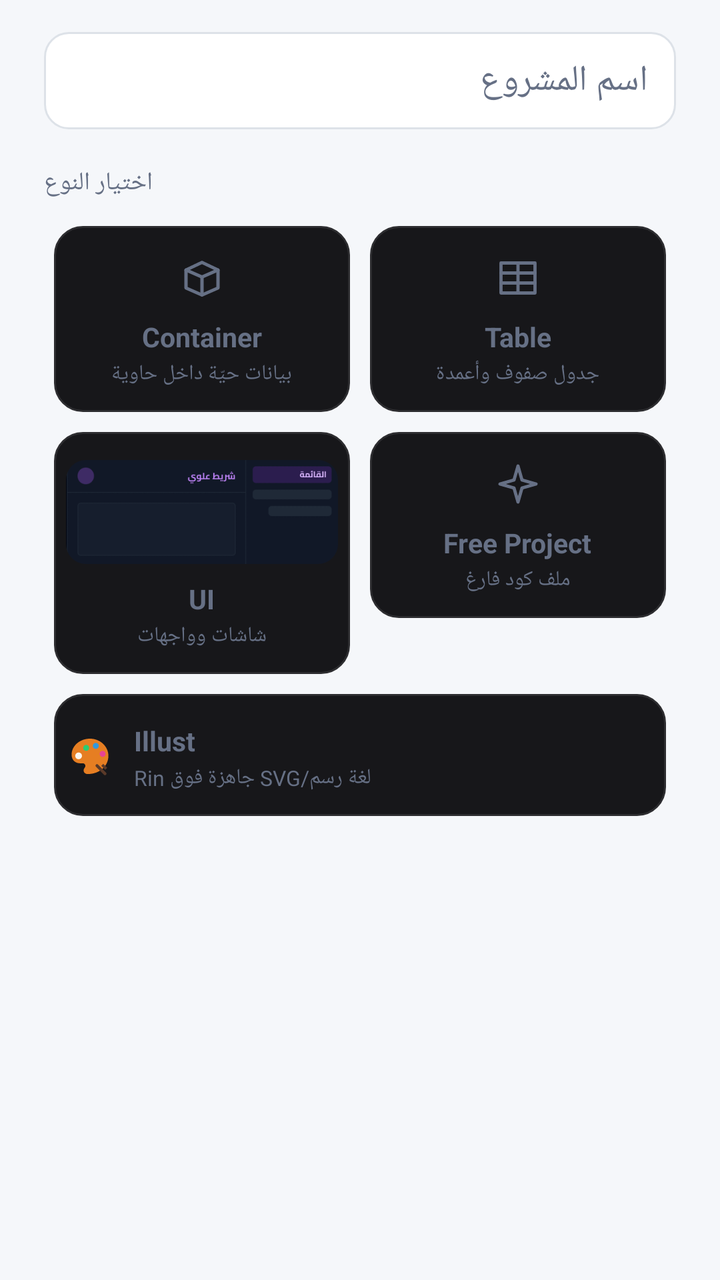
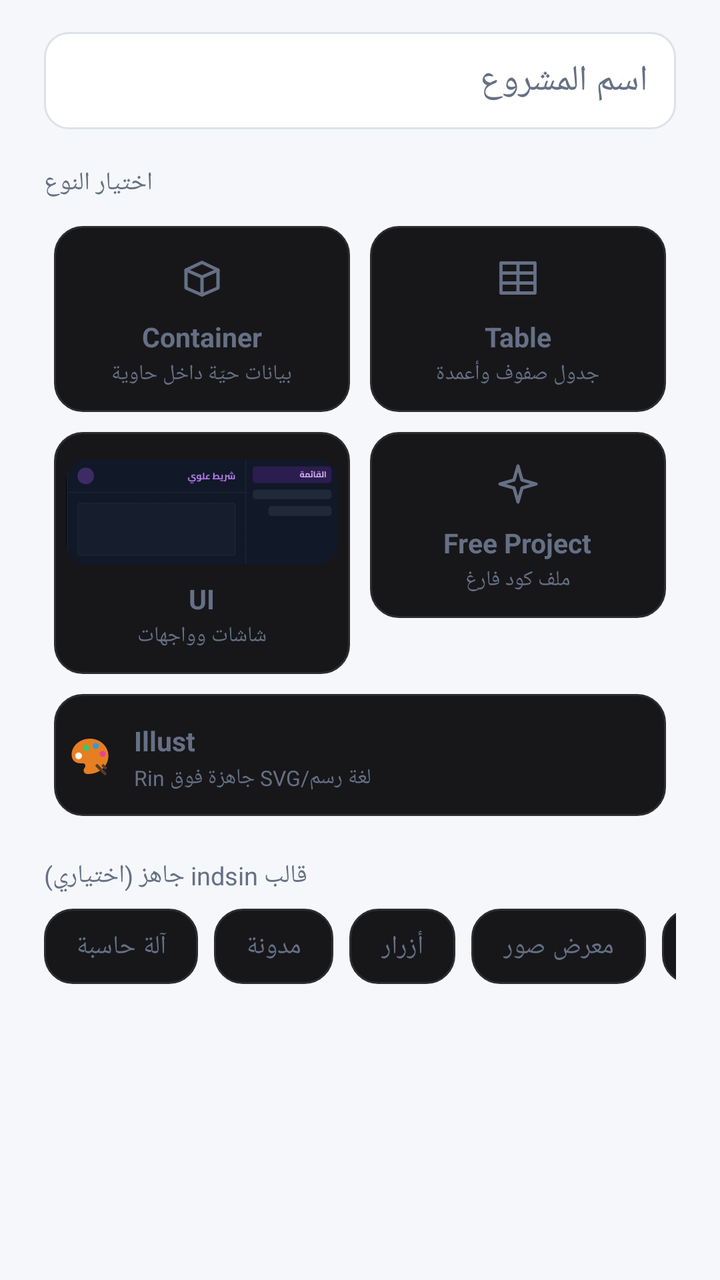

Compare the two renders of this Android layout. The source of the first and the diff that turns it into the second are given below.
<!-- AndroidManifest.xml: application theme Theme.RinLang -->
<!-- res/layout/dialog_create_project.xml -->
<?xml version="1.0" encoding="utf-8"?>
<ScrollView xmlns:android="http://schemas.android.com/apk/res/android"
    xmlns:app="http://schemas.android.com/apk/res-auto"
    android:layout_width="match_parent"
    android:layout_height="wrap_content">

    <LinearLayout
        android:layout_width="match_parent"
        android:layout_height="wrap_content"
        android:orientation="vertical"
        android:paddingStart="22dp"
        android:paddingEnd="22dp"
        android:paddingTop="16dp"
        android:paddingBottom="4dp">

        
        <EditText
            android:id="@+id/inputProjectName"
            android:layout_width="match_parent"
            android:layout_height="wrap_content"
            android:hint="@string/project_name_hint"
            android:textColor="@color/rin_on_toolbar"
            android:textColorHint="@color/rin_editor_hint"
            android:background="@drawable/bg_input_field"
            android:paddingStart="14dp"
            android:paddingEnd="14dp"
            android:paddingTop="12dp"
            android:paddingBottom="12dp"
            android:maxLines="1"
            android:inputType="text" />

        <TextView
            android:layout_width="wrap_content"
            android:layout_height="wrap_content"
            android:layout_marginTop="18dp"
            android:layout_marginBottom="8dp"
            android:text="@string/project_type_label"
            android:textSize="12.5sp"
            android:textColor="@color/rin_editor_hint" />

        <GridLayout
            android:layout_width="match_parent"
            android:layout_height="wrap_content"
            android:columnCount="2"
            android:rowCount="3"
            android:useDefaultMargins="false">

            <LinearLayout
                android:id="@+id/chipTypeContainer"
                style="@style/ProjectTypeChip"
                android:layout_row="0"
                android:layout_column="0">

                <ImageView
                    android:layout_width="24dp"
                    android:layout_height="24dp"
                    android:src="@drawable/ic_type_container"
                    android:tint="@color/selector_project_type_chip_text"
                    android:duplicateParentState="true"
                    android:contentDescription="@null" />

                <TextView
                    style="@style/ProjectTypeChipTitle"
                    android:duplicateParentState="true"
                    android:text="@string/project_type_container" />

                <TextView
                    style="@style/ProjectTypeChipSubtitle"
                    android:text="@string/project_type_container_desc" />
            </LinearLayout>

            <LinearLayout
                android:id="@+id/chipTypeTable"
                style="@style/ProjectTypeChip"
                android:layout_row="0"
                android:layout_column="1">

                <ImageView
                    android:layout_width="24dp"
                    android:layout_height="24dp"
                    android:src="@drawable/ic_type_table"
                    android:tint="@color/selector_project_type_chip_text"
                    android:duplicateParentState="true"
                    android:contentDescription="@null" />

                <TextView
                    style="@style/ProjectTypeChipTitle"
                    android:duplicateParentState="true"
                    android:text="@string/project_type_table" />

                <TextView
                    style="@style/ProjectTypeChipSubtitle"
                    android:text="@string/project_type_table_desc" />
            </LinearLayout>

            <LinearLayout
                android:id="@+id/chipTypeUi"
                style="@style/ProjectTypeChip"
                android:layout_row="1"
                android:layout_column="0">

                
                <com.google.android.material.imageview.ShapeableImageView
                    android:layout_width="match_parent"
                    android:layout_height="52dp"
                    android:scaleType="centerCrop"
                    android:src="@drawable/thumb_type_ui"
                    app:shapeAppearanceOverlay="@style/ProjectTypeUiThumbShape"
                    android:contentDescription="@null" />

                <TextView
                    style="@style/ProjectTypeChipTitle"
                    android:duplicateParentState="true"
                    android:text="@string/project_type_ui" />

                <TextView
                    style="@style/ProjectTypeChipSubtitle"
                    android:text="@string/project_type_ui_desc" />
            </LinearLayout>

            <LinearLayout
                android:id="@+id/chipTypeFree"
                style="@style/ProjectTypeChip"
                android:layout_row="1"
                android:layout_column="1">

                <ImageView
                    android:layout_width="24dp"
                    android:layout_height="24dp"
                    android:src="@drawable/ic_type_free"
                    android:tint="@color/selector_project_type_chip_text"
                    android:duplicateParentState="true"
                    android:contentDescription="@null" />

                <TextView
                    style="@style/ProjectTypeChipTitle"
                    android:duplicateParentState="true"
                    android:text="@string/project_type_free" />

                <TextView
                    style="@style/ProjectTypeChipSubtitle"
                    android:text="@string/project_type_free_desc" />
            </LinearLayout>

            
            <LinearLayout
                android:id="@+id/chipTypeIllust"
                style="@style/ProjectTypeChip"
                android:layout_row="2"
                android:layout_column="0"
                android:layout_columnSpan="2"
                android:orientation="horizontal"
                android:gravity="center_vertical">

                <ImageView
                    android:layout_width="24dp"
                    android:layout_height="24dp"
                    android:layout_marginEnd="10dp"
                    android:src="@drawable/ic_illust_file"
                    android:duplicateParentState="true"
                    android:contentDescription="@null" />

                <LinearLayout
                    android:layout_width="0dp"
                    android:layout_height="wrap_content"
                    android:layout_weight="1"
                    android:orientation="vertical">

                    <TextView
                        style="@style/ProjectTypeChipTitle"
                        android:duplicateParentState="true"
                        android:layout_marginTop="0dp"
                        android:text="@string/project_type_illust" />

                    <TextView
                        style="@style/ProjectTypeChipSubtitle"
                        android:text="@string/project_type_illust_desc" />
                </LinearLayout>
            </LinearLayout>
        </GridLayout>

        
        <LinearLayout
            android:id="@+id/sectionUiDesign"
            android:layout_width="match_parent"
            android:layout_height="wrap_content"
            android:orientation="vertical"
            android:layout_marginTop="18dp"
            android:visibility="gone">

            <LinearLayout
                android:layout_width="match_parent"
                android:layout_height="wrap_content"
                android:orientation="horizontal"
                android:gravity="center_vertical">
                <View style="@style/OptionsSectionAccent" android:backgroundTint="@color/project_type_ui_color" />
                <TextView style="@style/OptionsSectionTitle" android:text="@string/ui_design_section_title" />
            </LinearLayout>

            <TextView style="@style/OptionsSectionDesc" android:text="@string/ui_design_section_desc" />

            <LinearLayout style="@style/OptionsSectionCard">

                
                <LinearLayout
                    android:layout_width="match_parent"
                    android:layout_height="wrap_content"
                    android:orientation="horizontal"
                    android:gravity="center_vertical">

                    <LinearLayout
                        android:layout_width="0dp"
                        android:layout_height="wrap_content"
                        android:layout_weight="1"
                        android:orientation="vertical">

                        <TextView
                            android:layout_width="match_parent"
                            android:layout_height="wrap_content"
                            android:text="@string/ui_design_topbar_label"
                            android:textColor="@color/rin_on_toolbar"
                            android:textSize="13.5sp" />

                        <TextView
                            android:layout_width="match_parent"
                            android:layout_height="wrap_content"
                            android:text="@string/ui_design_topbar_desc"
                            android:textColor="@color/rin_editor_hint"
                            android:textSize="10.5sp" />
                    </LinearLayout>

                    <Switch
                        android:id="@+id/switchUiTopBar"
                        android:layout_width="wrap_content"
                        android:layout_height="wrap_content"
                        android:checked="true" />
                </LinearLayout>

                <View
                    android:layout_width="match_parent"
                    android:layout_height="1dp"
                    android:layout_marginTop="12dp"
                    android:layout_marginBottom="12dp"
                    android:background="@color/rin_divider" />

                
                <LinearLayout
                    android:layout_width="match_parent"
                    android:layout_height="wrap_content"
                    android:orientation="horizontal"
                    android:gravity="center_vertical">

                    <LinearLayout
                        android:layout_width="0dp"
                        android:layout_height="wrap_content"
                        android:layout_weight="1"
                        android:orientation="vertical">

                        <TextView
                            android:layout_width="match_parent"
                            android:layout_height="wrap_content"
                            android:text="@string/ui_design_sidebar_label"
                            android:textColor="@color/rin_on_toolbar"
                            android:textSize="13.5sp" />

                        <TextView
                            android:layout_width="match_parent"
                            android:layout_height="wrap_content"
                            android:text="@string/ui_design_sidebar_desc"
                            android:textColor="@color/rin_editor_hint"
                            android:textSize="10.5sp" />
                    </LinearLayout>

                    <Switch
                        android:id="@+id/switchUiSidebar"
                        android:layout_width="wrap_content"
                        android:layout_height="wrap_content"
                        android:checked="true" />
                </LinearLayout>

                <View
                    android:layout_width="match_parent"
                    android:layout_height="1dp"
                    android:layout_marginTop="12dp"
                    android:layout_marginBottom="12dp"
                    android:background="@color/rin_divider" />

                
                <TextView
                    android:layout_width="match_parent"
                    android:layout_height="wrap_content"
                    android:layout_marginBottom="10dp"
                    android:text="@string/ui_design_colors_label"
                    android:textColor="@color/rin_on_toolbar"
                    android:textSize="13.5sp" />

                <LinearLayout
                    android:id="@+id/rowUiColors"
                    android:layout_width="match_parent"
                    android:layout_height="wrap_content"
                    android:orientation="horizontal"
                    android:weightSum="7"
                    android:gravity="center" />

                <TextView android:layout_width="match_parent" android:layout_height="wrap_content" android:layout_marginTop="18dp" android:text="@string/ui_design_more_options" android:textColor="@color/rin_on_toolbar" android:textSize="13.5sp" />

                <LinearLayout android:layout_width="match_parent" android:layout_height="wrap_content" android:orientation="horizontal" android:gravity="center_vertical" android:layout_marginTop="8dp">
                    <TextView android:layout_width="0dp" android:layout_height="wrap_content" android:layout_weight="1" android:text="@string/ui_design_bottom_nav" android:textColor="@color/rin_on_toolbar" />
                    <Switch android:id="@+id/switchUiBottomNav" android:layout_width="wrap_content" android:layout_height="wrap_content" />
                </LinearLayout>

                <TextView android:layout_width="match_parent" android:layout_height="wrap_content" android:layout_marginTop="12dp" android:text="@string/ui_design_button_style" android:textColor="@color/rin_on_toolbar" />
                <RadioGroup android:id="@+id/groupUiButtonStyle" android:layout_width="match_parent" android:layout_height="wrap_content" android:orientation="horizontal">
                    <RadioButton android:id="@+id/radioUiFilled" android:layout_width="0dp" android:layout_height="wrap_content" android:layout_weight="1" android:text="@string/ui_design_button_filled" android:checked="true" />
                    <RadioButton android:id="@+id/radioUiSoft" android:layout_width="0dp" android:layout_height="wrap_content" android:layout_weight="1" android:text="@string/ui_design_button_soft" />
                    <RadioButton android:id="@+id/radioUiOutline" android:layout_width="0dp" android:layout_height="wrap_content" android:layout_weight="1" android:text="@string/ui_design_button_outline" />
                </RadioGroup>

                <LinearLayout android:layout_width="match_parent" android:layout_height="wrap_content" android:orientation="horizontal" android:weightSum="3" android:layout_marginTop="6dp">
                    <LinearLayout android:layout_width="0dp" android:layout_height="wrap_content" android:layout_weight="1" android:orientation="vertical">
                        <TextView android:layout_width="match_parent" android:layout_height="wrap_content" android:text="@string/ui_design_font" android:textColor="@color/rin_on_toolbar" />
                        <Spinner android:id="@+id/spinnerUiFont" android:layout_width="match_parent" android:layout_height="44dp" />
                    </LinearLayout>
                    <LinearLayout android:layout_width="0dp" android:layout_height="wrap_content" android:layout_weight="1" android:orientation="vertical" android:layout_marginStart="8dp">
                        <TextView android:layout_width="match_parent" android:layout_height="wrap_content" android:text="@string/ui_design_typography" android:textColor="@color/rin_on_toolbar" />
                        <Spinner android:id="@+id/spinnerUiTypography" android:layout_width="match_parent" android:layout_height="44dp" />
                    </LinearLayout>
                    <LinearLayout android:layout_width="0dp" android:layout_height="wrap_content" android:layout_weight="1" android:orientation="vertical" android:layout_marginStart="8dp">
                        <TextView android:layout_width="match_parent" android:layout_height="wrap_content" android:text="@string/ui_design_radius" android:textColor="@color/rin_on_toolbar" />
                        <Spinner android:id="@+id/spinnerUiRadius" android:layout_width="match_parent" android:layout_height="44dp" />
                    </LinearLayout>
                </LinearLayout>

                <TextView android:layout_width="match_parent" android:layout_height="wrap_content" android:layout_marginTop="14dp" android:text="@string/ui_design_background" android:textColor="@color/rin_on_toolbar" />
                <LinearLayout android:id="@+id/rowUiBackground" android:layout_width="match_parent" android:layout_height="42dp" android:orientation="horizontal" android:gravity="center_vertical" />
                <TextView android:layout_width="match_parent" android:layout_height="wrap_content" android:layout_marginTop="8dp" android:text="@string/ui_design_text_color" android:textColor="@color/rin_on_toolbar" />
                <LinearLayout android:id="@+id/rowUiTextColor" android:layout_width="match_parent" android:layout_height="42dp" android:orientation="horizontal" android:gravity="center_vertical" />

                <TextView android:layout_width="match_parent" android:layout_height="wrap_content" android:layout_marginTop="14dp" android:text="@string/ui_design_preview" android:textColor="@color/rin_on_toolbar" />
                <com.dlof.rinlang.UiDesignPreviewView android:id="@+id/uiDesignPreview" android:layout_width="match_parent" android:layout_height="230dp" android:layout_marginTop="8dp" />
            </LinearLayout>
        </LinearLayout>

        
        <LinearLayout
            android:id="@+id/sectionContainerOptions"
            android:layout_width="match_parent"
            android:layout_height="wrap_content"
            android:orientation="vertical"
            android:layout_marginTop="18dp"
            android:visibility="gone">

            <LinearLayout
                android:layout_width="match_parent"
                android:layout_height="wrap_content"
                android:orientation="horizontal"
                android:gravity="center_vertical">
                <View style="@style/OptionsSectionAccent" android:backgroundTint="@color/project_type_container_color" />
                <TextView style="@style/OptionsSectionTitle" android:text="@string/container_options_section_title" />
            </LinearLayout>

            <TextView style="@style/OptionsSectionDesc" android:text="@string/container_options_section_desc" />

            <LinearLayout style="@style/OptionsSectionCard">
                <TextView android:layout_width="match_parent" android:layout_height="wrap_content" android:text="@string/container_var_name_label" android:textColor="@color/rin_on_toolbar" android:textSize="13.5sp" />
                <EditText
                    android:id="@+id/inputContainerVarName"
                    android:layout_width="match_parent"
                    android:layout_height="wrap_content"
                    android:layout_marginTop="4dp"
                    android:text="counter"
                    android:maxLines="1"
                    android:inputType="text"
                    android:textColor="@color/rin_on_toolbar"
                    android:textColorHint="@color/rin_editor_hint" />

                <View android:layout_width="match_parent" android:layout_height="1dp" android:layout_marginTop="14dp" android:layout_marginBottom="14dp" android:background="@color/rin_divider" />

                <TextView android:layout_width="match_parent" android:layout_height="wrap_content" android:text="@string/container_var_value_label" android:textColor="@color/rin_on_toolbar" android:textSize="13.5sp" />
                <EditText
                    android:id="@+id/inputContainerVarValue"
                    android:layout_width="match_parent"
                    android:layout_height="wrap_content"
                    android:layout_marginTop="4dp"
                    android:text="0"
                    android:maxLines="1"
                    android:inputType="text"
                    android:textColor="@color/rin_on_toolbar"
                    android:textColorHint="@color/rin_editor_hint" />
            </LinearLayout>
        </LinearLayout>

        
        <LinearLayout
            android:id="@+id/sectionTableOptions"
            android:layout_width="match_parent"
            android:layout_height="wrap_content"
            android:orientation="vertical"
            android:layout_marginTop="18dp"
            android:visibility="gone">

            <LinearLayout
                android:layout_width="match_parent"
                android:layout_height="wrap_content"
                android:orientation="horizontal"
                android:gravity="center_vertical">
                <View style="@style/OptionsSectionAccent" android:backgroundTint="@color/project_type_table_color" />
                <TextView style="@style/OptionsSectionTitle" android:text="@string/table_options_section_title" />
            </LinearLayout>

            <TextView style="@style/OptionsSectionDesc" android:text="@string/table_options_section_desc" />

            <LinearLayout style="@style/OptionsSectionCard" android:orientation="horizontal" android:weightSum="2">
                <LinearLayout android:layout_width="0dp" android:layout_height="wrap_content" android:layout_weight="1" android:orientation="vertical">
                    <TextView android:layout_width="match_parent" android:layout_height="wrap_content" android:text="@string/table_columns_label" android:textColor="@color/rin_on_toolbar" android:textSize="13.5sp" />
                    <Spinner android:id="@+id/spinnerTableColumns" android:layout_width="match_parent" android:layout_height="44dp" android:layout_marginTop="6dp" />
                </LinearLayout>
                <LinearLayout android:layout_width="0dp" android:layout_height="wrap_content" android:layout_weight="1" android:orientation="vertical" android:layout_marginStart="14dp">
                    <TextView android:layout_width="match_parent" android:layout_height="wrap_content" android:text="@string/table_rows_label" android:textColor="@color/rin_on_toolbar" android:textSize="13.5sp" />
                    <Spinner android:id="@+id/spinnerTableRows" android:layout_width="match_parent" android:layout_height="44dp" android:layout_marginTop="6dp" />
                </LinearLayout>
            </LinearLayout>
        </LinearLayout>

        
        <LinearLayout
            android:id="@+id/sectionFreeOptions"
            android:layout_width="match_parent"
            android:layout_height="wrap_content"
            android:orientation="vertical"
            android:layout_marginTop="18dp"
            android:visibility="gone">

            <LinearLayout
                android:layout_width="match_parent"
                android:layout_height="wrap_content"
                android:orientation="horizontal"
                android:gravity="center_vertical">
                <View style="@style/OptionsSectionAccent" android:backgroundTint="@color/project_type_free_color" />
                <TextView style="@style/OptionsSectionTitle" android:text="@string/free_options_section_title" />
            </LinearLayout>

            <TextView style="@style/OptionsSectionDesc" android:text="@string/free_options_section_desc" />

            <LinearLayout style="@style/OptionsSectionCard">
                <RadioGroup android:id="@+id/groupFreeTemplate" android:layout_width="match_parent" android:layout_height="wrap_content" android:orientation="vertical">
                    <RadioButton android:id="@+id/radioFreeEmpty" android:layout_width="match_parent" android:layout_height="wrap_content" android:text="@string/free_template_empty" />
                    <RadioButton android:id="@+id/radioFreeGreeting" android:layout_width="match_parent" android:layout_height="wrap_content" android:layout_marginTop="8dp" android:text="@string/free_template_greeting" android:checked="true" />
                    <RadioButton android:id="@+id/radioFreeExample" android:layout_width="match_parent" android:layout_height="wrap_content" android:layout_marginTop="8dp" android:text="@string/free_template_example" />
                </RadioGroup>
            </LinearLayout>
        </LinearLayout>

        
        <LinearLayout
            android:id="@+id/sectionIllustOptions"
            android:layout_width="match_parent"
            android:layout_height="wrap_content"
            android:orientation="vertical"
            android:layout_marginTop="18dp"
            android:visibility="gone">

            <LinearLayout
                android:layout_width="match_parent"
                android:layout_height="wrap_content"
                android:orientation="horizontal"
                android:gravity="center_vertical">
                <View style="@style/OptionsSectionAccent" android:backgroundTint="@color/project_type_illust_color" />
                <TextView style="@style/OptionsSectionTitle" android:text="@string/illust_options_section_title" />
            </LinearLayout>

            <TextView style="@style/OptionsSectionDesc" android:text="@string/illust_options_section_desc" />

            <LinearLayout style="@style/OptionsSectionCard" android:orientation="horizontal" android:gravity="center_vertical">
                <LinearLayout android:layout_width="0dp" android:layout_height="wrap_content" android:layout_weight="1" android:orientation="vertical">
                    <TextView android:layout_width="match_parent" android:layout_height="wrap_content" android:text="@string/illust_include_example_label" android:textColor="@color/rin_on_toolbar" android:textSize="13.5sp" />
                    <TextView android:layout_width="match_parent" android:layout_height="wrap_content" android:text="@string/illust_include_example_desc" android:textColor="@color/rin_editor_hint" android:textSize="10.5sp" />
                </LinearLayout>
                <Switch android:id="@+id/switchIllustExample" android:layout_width="wrap_content" android:layout_height="wrap_content" android:checked="true" />
            </LinearLayout>
        </LinearLayout>
    </LinearLayout>
</ScrollView>
<!-- resources referenced by this layout -->
<resources>
  <color name="project_type_container_color">#0E9488</color>
  <color name="project_type_free_color">#7C5CFF</color>
  <color name="project_type_illust_color">#D2691E</color>
  <color name="project_type_table_color">#B8802E</color>
  <color name="project_type_ui_color">#2F80E0</color>
  <color name="rin_divider">#DDE2E8</color>
  <color name="rin_editor_hint">#667085</color>
  <color name="rin_on_toolbar">#1C2128</color>
  <string name="container_var_name_label">اسم المتغيّر</string>
  <string name="free_template_empty">فارغ تماماً</string>
  <string name="free_template_example">أمثلة تعليمية</string>
  <string name="free_template_greeting">تعليق ترحيبي</string>
  <string name="project_name_hint">اسم المشروع</string>
  <string name="project_type_container">Container</string>
  <string name="project_type_free">Free Project</string>
  <string name="project_type_free_desc">ملف كود فارغ</string>
  <string name="project_type_illust">Illust</string>
  <string name="project_type_label">اختيار النوع</string>
  <string name="project_type_table">Table</string>
  <string name="project_type_table_desc">جدول صفوف وأعمدة</string>
  <string name="project_type_ui">UI</string>
  <string name="project_type_ui_desc">شاشات وواجهات</string>
  <string name="table_columns_label">عدد الأعمدة</string>
  <string name="table_rows_label">عدد الصفوف</string>
  <string name="ui_design_background">لون الخلفية</string>
  <string name="ui_design_bottom_nav">شريط تنقل سفلي</string>
  <string name="ui_design_button_filled">ممتلئ</string>
  <string name="ui_design_button_outline">مخطط</string>
  <string name="ui_design_button_soft">ناعم</string>
  <string name="ui_design_button_style">نمط الأزرار</string>
  <string name="ui_design_colors_label">الألوان</string>
  <string name="ui_design_font">الخط</string>
  <string name="ui_design_preview">معاينة مباشرة</string>
  <string name="ui_design_radius">استدارة</string>
  <string name="ui_design_section_title">رسم الواجهة</string>
  <string name="ui_design_sidebar_label">قائمة جانبية</string>
  <string name="ui_design_text_color">لون النص</string>
  <string name="ui_design_topbar_label">شريط علوي</string>
  <string name="ui_design_typography">حجم النص</string>
  <color name="rin_editor_bg">#FFFFFF</color>
  <color name="rin_editor_surface_border">#DDE2E8</color>
  <color name="rin_accent">#7C5CFF</color>
  <color name="rin_toolbar">#FFFFFF</color>
  <color name="rin_background">#F5F7FA</color>
  <color name="rin_ghost_ripple">#22000000</color>
  <color name="rin_job_card_bg">#17171A</color>
  <color name="rin_job_card_border">#2D2D30</color>
  <color name="rin_accent_border_subtle">#4D7C5CFF</color>
  <color name="rin_on_toolbar_dim">#667085</color>
  <color name="rin_app_icon_border">#33FFFFFF</color>
  <color name="rin_run_gradient_start">#8F72FF</color>
  <color name="rin_accent_green">#22C88E</color>
  <!-- unchanged entries left out for length: 37 -->
</resources>

<!-- the commit's change to res/layout/dialog_create_project.xml (unified diff, before → after) -->
@@ -178,6 +178,55 @@
                 </LinearLayout>
             </LinearLayout>
         </GridLayout>
+
+        
+        <TextView
+            android:layout_width="wrap_content"
+            android:layout_height="wrap_content"
+            android:layout_marginTop="16dp"
+            android:layout_marginBottom="8dp"
+            android:text="@string/indsin_template_label"
+            android:textSize="12.5sp"
+            android:textColor="@color/rin_editor_hint" />
+
+        <HorizontalScrollView
+            android:layout_width="match_parent"
+            android:layout_height="wrap_content"
+            android:scrollbars="none"
+            android:clipToPadding="false">
+
+            <LinearLayout
+                android:layout_width="wrap_content"
+                android:layout_height="wrap_content"
+                android:orientation="horizontal">
+
+                <TextView
+                    android:id="@+id/chipIndsinCalculator"
+                    style="@style/IndsinTemplateChip"
+                    android:text="@string/indsin_template_calculator" />
+
+                <TextView
+                    android:id="@+id/chipIndsinBlog"
+                    style="@style/IndsinTemplateChip"
+                    android:text="@string/indsin_template_blog" />
+
+                <TextView
+                    android:id="@+id/chipIndsinButtons"
+                    style="@style/IndsinTemplateChip"
+                    android:text="@string/indsin_template_buttons" />
+
+                <TextView
+                    android:id="@+id/chipIndsinGallery"
+                    style="@style/IndsinTemplateChip"
+                    android:text="@string/indsin_template_gallery" />
+
+                <TextView
+                    android:id="@+id/chipIndsinWebview"
+                    style="@style/IndsinTemplateChip"
+                    android:layout_marginEnd="0dp"
+                    android:text="@string/indsin_template_webview" />
+            </LinearLayout>
+        </HorizontalScrollView>
 
         
         <LinearLayout
<!-- resource entries referenced after the edit -->
@@ -12,6 +12,12 @@
   <string name="free_template_empty">فارغ تماماً</string>
   <string name="free_template_example">أمثلة تعليمية</string>
   <string name="free_template_greeting">تعليق ترحيبي</string>
+  <string name="indsin_template_blog">مدونة</string>
+  <string name="indsin_template_buttons">أزرار</string>
+  <string name="indsin_template_calculator">آلة حاسبة</string>
+  <string name="indsin_template_gallery">معرض صور</string>
+  <string name="indsin_template_label">قالب indsin جاهز (اختياري)</string>
+  <string name="indsin_template_webview">ويب فيو</string>
   <string name="project_name_hint">اسم المشروع</string>
   <string name="project_type_container">Container</string>
   <string name="project_type_free">Free Project</string>
@@ -39,6 +45,20 @@
   <string name="ui_design_text_color">لون النص</string>
   <string name="ui_design_topbar_label">شريط علوي</string>
   <string name="ui_design_typography">حجم النص</string>
+  <style name="IndsinTemplateChip">
+          <item name="android:layout_width">wrap_content</item>
+          <item name="android:layout_height">wrap_content</item>
+          <item name="android:layout_marginEnd">8dp</item>
+          <item name="android:paddingTop">10dp</item>
+          <item name="android:paddingBottom">10dp</item>
+          <item name="android:paddingStart">16dp</item>
+          <item name="android:paddingEnd">16dp</item>
+          <item name="android:clickable">true</item>
+          <item name="android:focusable">true</item>
+          <item name="android:background">@drawable/bg_project_type_chip</item>
+          <item name="android:textColor">@color/selector_project_type_chip_text</item>
+          <item name="android:textSize">13sp</item>
+      </style>
   <color name="rin_editor_bg">#FFFFFF</color>
   <color name="rin_editor_surface_border">#DDE2E8</color>
   <color name="rin_accent">#7C5CFF</color>
